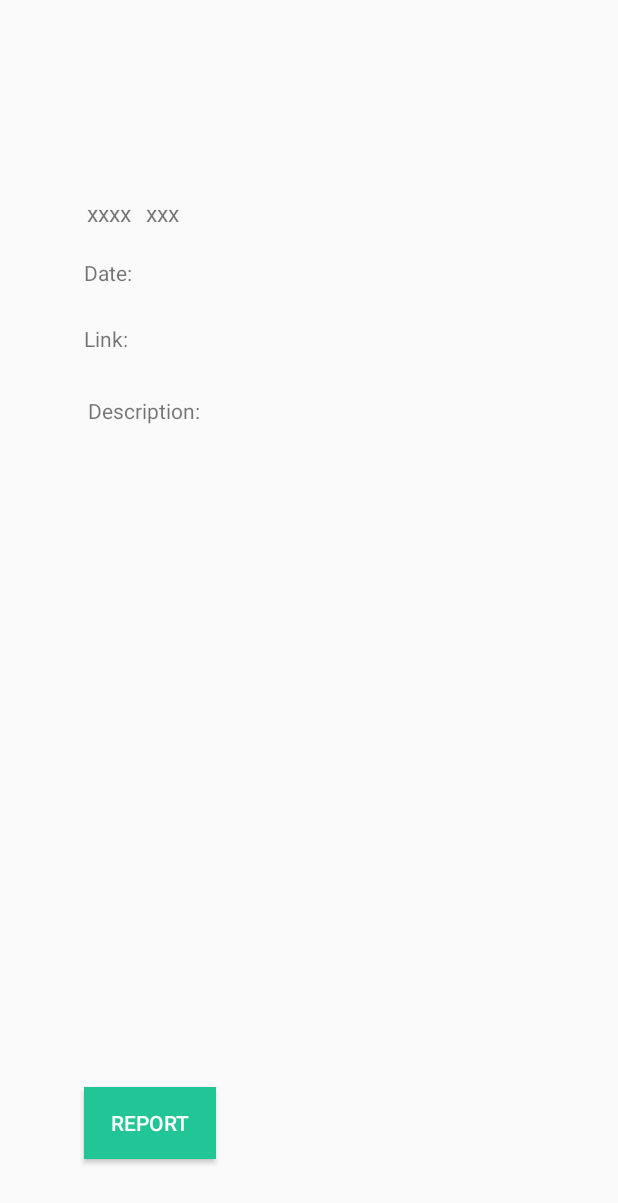
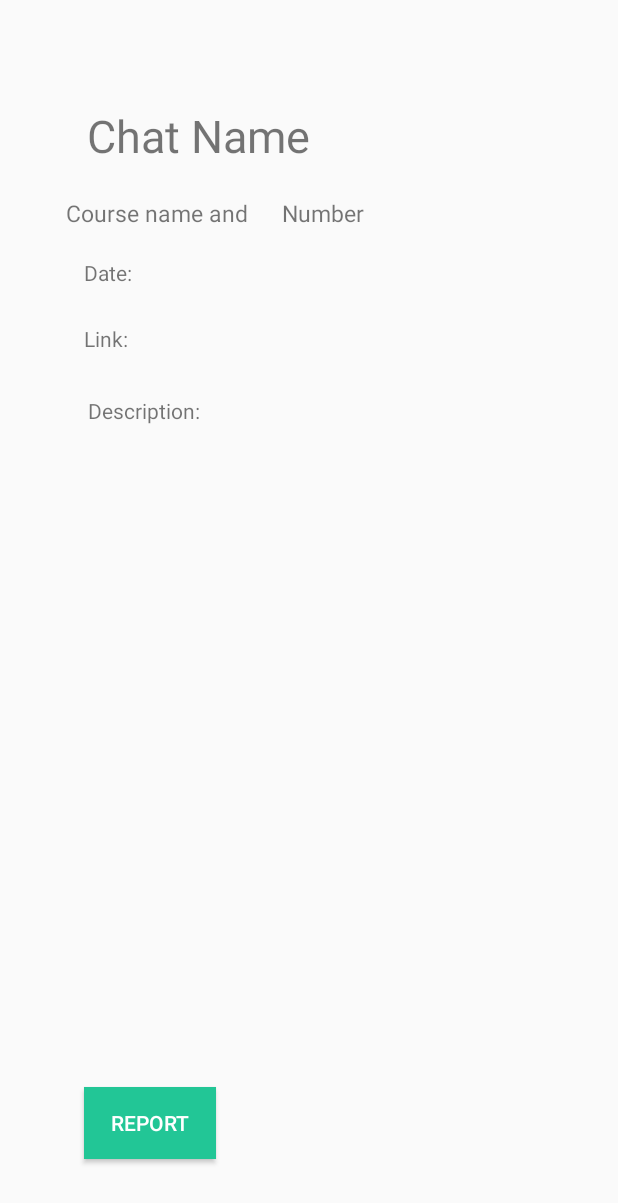
Before and after one commit to HarryStarfrostCui/LinkChat, an Android app: the layout activity_description.xml on its own in the app's theme, with its tools: preview values and no code run, on a phone screen of 412 x 824 dp. Shown: the top 1203 px of the screen. Run offline under Robolectric (Android 15) with nearby library versions, the phone set to English and light mode, and no system bars.

```diff
--- a/app/src/main/java/com/example/linkchat/MainActivity.java
+++ b/app/src/main/java/com/example/linkchat/MainActivity.java
@@ -66,8 +66,8 @@ public class MainActivity extends AppCompatActivity {
             @Override
             public boolean onChildClick(ExpandableListView expandableListView, View view, int i, int i1, long l) {
                 getSupportFragmentManager().beginTransaction().replace(
-                        R.id.main_container, ClassFragment.newInstance(courseMap.get(courseGroups.get(i))
-                                .get(i1))).commit();
+                        R.id.main_container, ClassFragment.newInstance(courseGroups.get(i), courseMap.get(courseGroups.get(i))
+                                .get(i1), mDatabase)).commit();
                 return true;
             }
         });
@@ -104,8 +104,6 @@ public class MainActivity extends AppCompatActivity {
             }
         });
 
-
-        mAdapter.notifyDataSetChanged();
     }
 
     @Override
--- a/app/src/main/res/layout/activity_description.xml
+++ b/app/src/main/res/layout/activity_description.xml
@@ -95,7 +95,7 @@
         android:id="@+id/chatName"
         android:layout_width="162dp"
         android:layout_height="43dp"
-        android:text=" "
+        android:text="Chat Name"
         android:textSize="30sp"
         app:layout_constraintBottom_toBottomOf="parent"
         app:layout_constraintEnd_toEndOf="parent"
@@ -108,7 +108,7 @@
         android:id="@+id/courseName"
         android:layout_width="wrap_content"
         android:layout_height="wrap_content"
-        android:text="xxxx"
+        android:text="Course name and"
         android:textSize="15sp"
         app:layout_constraintBottom_toBottomOf="parent"
         app:layout_constraintEnd_toEndOf="parent"
@@ -117,15 +117,16 @@
         app:layout_constraintTop_toTopOf="parent"
         app:layout_constraintVertical_bias="0.164" />
     //course number from database
+
     <TextView
         android:id="@+id/courseNumber"
         android:layout_width="wrap_content"
         android:layout_height="wrap_content"
-        android:text="xxx"
+        android:text="Number"
         android:textSize="15sp"
         app:layout_constraintBottom_toBottomOf="parent"
         app:layout_constraintEnd_toEndOf="parent"
-        app:layout_constraintHorizontal_bias="0.249"
+        app:layout_constraintHorizontal_bias="0.526"
         app:layout_constraintStart_toStartOf="parent"
         app:layout_constraintTop_toTopOf="parent"
         app:layout_constraintVertical_bias="0.164" />
```
Also changed, not shown: app/src/main/java/com/example/linkchat/fragments/ClassFragment.java (+61 -13 lines).
